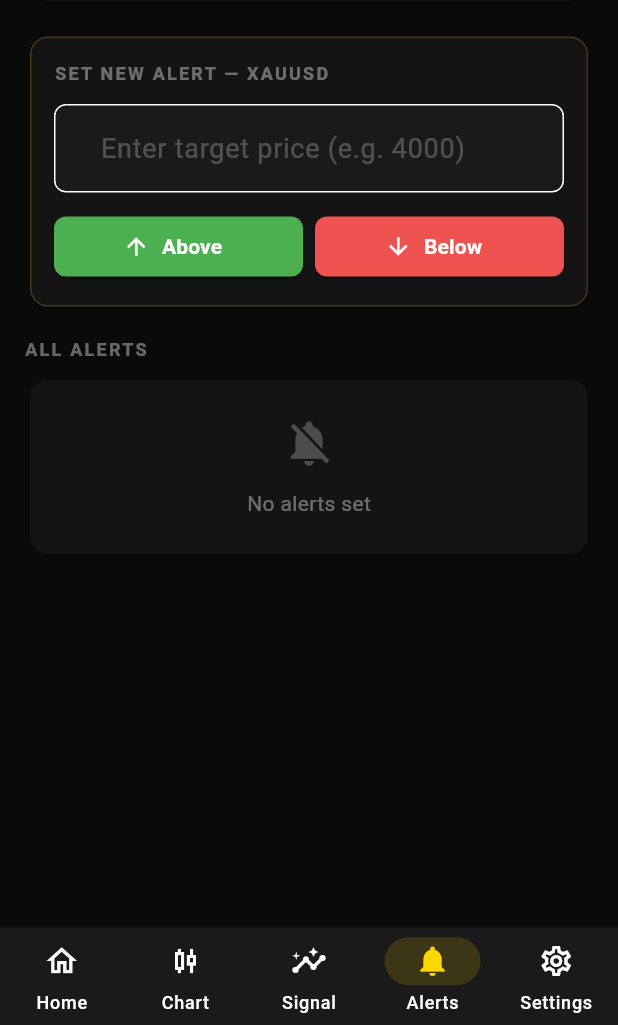
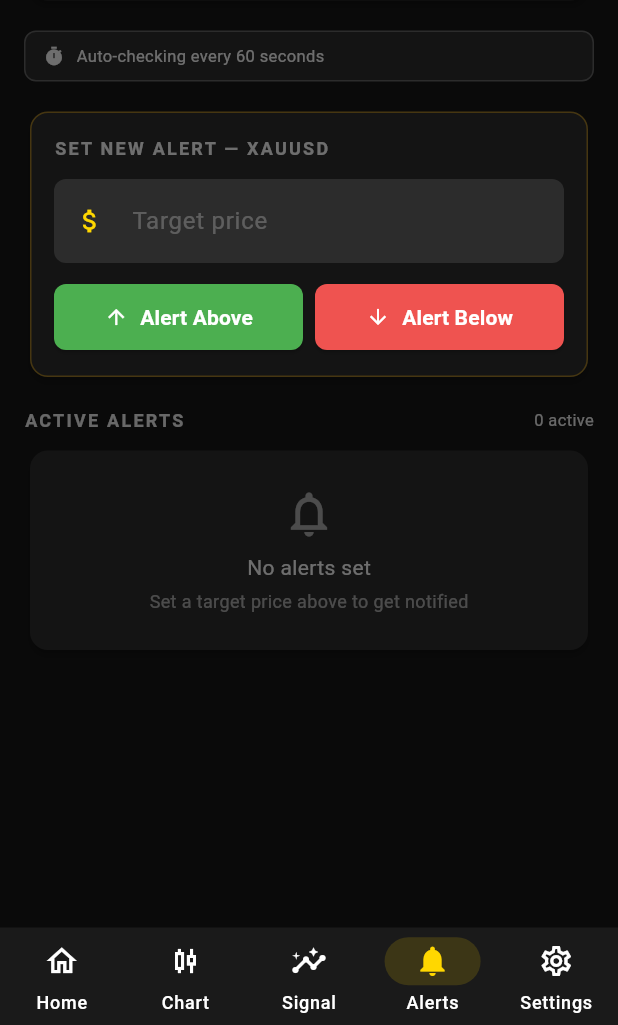
Before and after one commit to simplysitiai/gold-signal-ai, a Flutter app: the screen it shows after launch, item 4 of the bottom bar chosen, on a phone screen of 412 x 824 dp, the part 211-1236 px from its top. Run offline on Flutter 3.47's test engine with Material 3 defaults, Android fonts, the phone set to English and light mode, and no system bars; our stand-ins replace fl_chart, flutter_local_notifications, google_mobile_ads, shared_preferences; network calls fail.

Commit message:
fix: alerts auto-check every 60s + app resume trigger
- Added WidgetsBindingObserver to AlertsScreen
- Timer.periodic checks alerts every 60 seconds automatically
- didChangeAppLifecycleState re-checks on app resume from background
- _checkAlerts() now reloads list only once after all triggered alerts
- Added in-app SnackBar notification when alert fires
- Shows distance from target price on each alert tile
- Added 'auto-checking every 60s' indicator in UI
- Checks immediately when a new alert is added

```diff
--- a/lib/screens/alerts_screen.dart
+++ b/lib/screens/alerts_screen.dart
@@ -1,4 +1,6 @@
+import 'dart:async';
 import 'package:flutter/material.dart';
+import 'package:flutter/services.dart';
 import 'package:flutter_local_notifications/flutter_local_notifications.dart';
 
 import '../models/signal.dart';
@@ -12,7 +14,8 @@ import '../widgets/symbol_selector.dart';
 ///
 /// Users can set target prices and choose to be notified when the price
 /// crosses above or below that level. Alerts are stored locally via
-/// SharedPreferences and can be checked manually.
+/// SharedPreferences and checked automatically every 60 seconds while
+/// the screen is active, and also on app resume.
 class AlertsScreen extends StatefulWidget {
   final String activeSymbol;
   final void Function(String) onSymbolChanged;
@@ -27,7 +30,8 @@ class AlertsScreen extends StatefulWidget {
   State<AlertsScreen> createState() => _AlertsScreenState();
 }
 
-class _AlertsScreenState extends State<AlertsScreen> {
+class _AlertsScreenState extends State<AlertsScreen>
+    with WidgetsBindingObserver {
   final ApiService _api = ApiService();
   final StorageService _storage = StorageService();
 
@@ -37,6 +41,9 @@ class _AlertsScreenState extends State<AlertsScreen> {
   String _alertSound = AppConstants.alertSoundDefault;
   final _targetPriceController = TextEditingController();
 
+  // Auto-check timer — runs every 60 seconds while screen is visible
+  Timer? _checkTimer;
+
   // Notification plugin
   final FlutterLocalNotificationsPlugin _notifications =
       FlutterLocalNotificationsPlugin();
@@ -45,10 +52,29 @@ class _AlertsScreenState extends State<AlertsScreen> {
   void initState() {
     super.initState();
     _activeSymbol = widget.activeSymbol;
+    WidgetsBinding.instance.addObserver(this);
     _initNotifications();
     _loadAlerts();
     _loadAlertSound();
-    _fetchCurrentPrice();
+    _fetchCurrentPrice().then((_) => _checkAlerts());
+    _startAutoCheck();
+  }
+
+  /// Re-check alerts when the app comes back to foreground
+  @override
+  void didChangeAppLifecycleState(AppLifecycleState state) {
+    if (state == AppLifecycleState.resumed) {
+      _fetchCurrentPrice().then((_) => _checkAlerts());
+    }
+  }
+
+  void _startAutoCheck() {
+    _checkTimer?.cancel();
+    // Check every 60 seconds automatically
+    _checkTimer = Timer.periodic(const Duration(seconds: 60), (_) async {
+      await _fetchCurrentPrice();
+      _checkAlerts();
+    });
   }
 
   Future<void> _initNotifications() async {
@@ -77,14 +103,16 @@ class _AlertsScreenState extends State<AlertsScreen> {
 
   Future<void> _loadAlerts() async {
     final alerts = await _storage.getAlerts();
-    // Show alerts for the active symbol, plus all other symbols
     setState(() => _alerts = alerts);
   }
 
   Future<void> _fetchCurrentPrice() async {
     try {
       final data = await _api.getRealTimePrice(symbol: _activeSymbol);
-      setState(() => _currentPrice = double.parse(data['price'].toString()));
+      if (mounted) {
+        setState(
+            () => _currentPrice = double.parse(data['price'].toString()));
+      }
     } catch (_) {}
   }
 
@@ -126,6 +154,9 @@ class _AlertsScreenState extends State<AlertsScreen> {
         backgroundColor: AppTheme.green,
       ),
     );
+
+    // Immediately check if the new alert is already triggered
+    _checkAlerts();
   }
 
   Future<void> _deleteAlert(String id) async {
@@ -134,13 +165,12 @@ class _AlertsScreenState extends State<AlertsScreen> {
   }
 
   Future<void> _checkAlerts() async {
-    await _fetchCurrentPrice();
     if (_currentPrice == 0) return;
+
+    bool anyTriggered = false;
 
     for (final alert in _alerts) {
       if (!alert.isActive || alert.triggered) continue;
-      // Only check alerts for the active symbol
-      if (alert.symbol != _activeSymbol) continue;
 
       bool shouldTrigger = false;
       if (alert.isAbove && _currentPrice >= alert.targetPrice) {
@@ -153,9 +183,12 @@ class _AlertsScreenState extends State<AlertsScreen> {
       if (shouldTrigger) {
         await _showNotification(alert);
         await _storage.markAlertTriggered(alert.id);
-        _loadAlerts();
+        anyTriggered = true;
       }
     }
+
+    // Reload list once after all checks so UI reflects triggered state
+    if (anyTriggered) _loadAlerts();
   }
 
   Future<void> _showNotification(PriceAlert alert) async {
@@ -164,7 +197,6 @@ class _AlertsScreenState extends State<AlertsScreen> {
             orElse: () => AppConstants.availableSymbols.first)
         .display;
 
-    // Map sound name to raw resource
     String soundName = '';
     if (_alertSound == AppConstants.alertSoundBell) soundName = 'bell';
     else if (_alertSound == AppConstants.alertSoundCoin) soundName = 'coin';
@@ -177,7 +209,9 @@ class _AlertsScreenState extends State<AlertsScreen> {
       importance: Importance.high,
       priority: Priority.high,
       color: const Color(0xFFFFD700),
-      sound: soundName.isNotEmpty ? RawResourceAndroidNotificationSound(soundName) : null,
+      sound: soundName.isNotEmpty
+          ? RawResourceAndroidNotificationSound(soundName)
+          : null,
       playSound: true,
     );
     final details = NotificationDetails(android: androidDetails);
@@ -190,8 +224,21 @@ class _AlertsScreenState extends State<AlertsScreen> {
           '(current: \$${_currentPrice.toStringAsFixed(2)})',
       details,
     );
+
+    // Also show an in-app snackbar so user sees it immediately
+    if (mounted) {
+      ScaffoldMessenger.of(context).showSnackBar(
+        SnackBar(
+          content: Text(
+            '🔔 $displaySymbol ${alert.isAbove ? "↑ above" : "↓ below"} '
+            '\$${alert.targetPrice.toStringAsFixed(2)}',
+          ),
+          backgroundColor: AppTheme.gold,
+          duration: const Duration(seconds: 5),
+        ),
+      );
     }
-
+  }
 
   @override
   void didUpdateWidget(covariant AlertsScreen oldWidget) {
@@ -199,11 +246,14 @@ class _AlertsScreenState extends State<AlertsScreen> {
     if (oldWidget.activeSymbol != widget.activeSymbol) {
       setState(() => _activeSymbol = widget.activeSymbol);
       _loadAlerts();
-      _fetchCurrentPrice();
+      _fetchCurrentPrice().then((_) => _checkAlerts());
     }
   }
+
   @override
   void dispose() {
+    _checkTimer?.cancel();
+    WidgetsBinding.instance.removeObserver(this);
     _targetPriceController.dispose();
     super.dispose();
   }
@@ -222,14 +272,15 @@ class _AlertsScreenState extends State<AlertsScreen> {
         actions: [
           SymbolSelector(
               selectedSymbol: _activeSymbol,
-              compact: true, onSymbolChanged: _onSymbolChanged),
+              compact: true,
+              onSymbolChanged: _onSymbolChanged),
           IconButton(
             icon: const Icon(Icons.refresh, color: AppTheme.gold),
-            onPressed: () {
-              _fetchCurrentPrice();
+            onPressed: () async {
+              await _fetchCurrentPrice();
               _checkAlerts();
             },
-            tooltip: 'Check Alerts',
+            tooltip: 'Check Alerts Now',
           ),
         ],
       ),
@@ -239,8 +290,8 @@ class _AlertsScreenState extends State<AlertsScreen> {
           // Current price display
           Card(
             color: AppTheme.surface,
-              shape: RoundedRectangleBorder(
-                  borderRadius: BorderRadius.circular(12)),
+            shape:
+                RoundedRectangleBorder(borderRadius: BorderRadius.circular(12)),
             child: Padding(
               padding: const EdgeInsets.all(16),
               child: Row(
@@ -251,9 +302,13 @@ class _AlertsScreenState extends State<AlertsScreen> {
                     children: [
                       Text('$displaySymbol',
                           style: const TextStyle(
-                                color: AppTheme.gold, fontSize: 12, fontWeight: FontWeight.bold, letterSpacing: 1.2)),
+                              color: AppTheme.gold,
+                              fontSize: 12,
+                              fontWeight: FontWeight.bold,
+                              letterSpacing: 1.2)),
                       const Text('Current Price',
-                            style: TextStyle(color: Colors.white38, fontSize: 11)),
+                          style:
+                              TextStyle(color: Colors.white38, fontSize: 11)),
                     ],
                   ),
                   _currentPrice > 0
@@ -267,10 +322,32 @@ class _AlertsScreenState extends State<AlertsScreen> {
                       : const SizedBox(
                           height: 22,
                           width: 22,
-                          child: CircularProgressIndicator(color: AppTheme.gold, strokeWidth: 2),
+                          child: CircularProgressIndicator(
+                              color: AppTheme.gold, strokeWidth: 2),
                         ),
                 ],
               ),
+            ),
+          ),
+          const SizedBox(height: 16),
+
+          // Auto-check indicator
+          Container(
+            padding: const EdgeInsets.symmetric(horizontal: 12, vertical: 8),
+            decoration: BoxDecoration(
+              color: AppTheme.surface,
+              borderRadius: BorderRadius.circular(8),
+              border: Border.all(color: Colors.white10),
+            ),
+            child: Row(
+              children: const [
+                Icon(Icons.timer, color: Colors.white38, size: 14),
+                SizedBox(width: 8),
+                Text(
+                  'Auto-checking every 60 seconds',
+                  style: TextStyle(color: Colors.white38, fontSize: 11),
+                ),
+              ],
             ),
           ),
           const SizedBox(height: 16),
@@ -299,26 +376,27 @@ class _AlertsScreenState extends State<AlertsScreen> {
                   const SizedBox(height: 12),
                   TextField(
                     controller: _targetPriceController,
-                    keyboardType: TextInputType.number,
-                    style: const TextStyle(color: Colors.white, fontSize: 18),
+                    keyboardType:
+                        const TextInputType.numberWithOptions(decimal: true),
+                    inputFormatters: [
+                      FilteringTextInputFormatter.allow(
+                          RegExp(r'^\d*\.?\d*')),
+                    ],
+                    style:
+                        const TextStyle(color: Colors.white, fontSize: 16),
                     decoration: InputDecoration(
-                      hintText:
-                          'Enter target price (e.g. ${_currentPrice > 0 ? _currentPrice.toStringAsFixed(0) : "4000"})',
+                      hintText: _currentPrice > 0
+                          ? 'e.g. ${_formatPrice(_currentPrice)}'
+                          : 'Target price',
                       hintStyle: const TextStyle(color: Colors.white24),
-                      prefixText: '\$ ',
-                      prefixStyle:
-                          const TextStyle(color: AppTheme.gold, fontSize: 18),
                       filled: true,
-                      fillColor: AppTheme.blackLight,
+                      fillColor: Colors.white10,
                       border: OutlineInputBorder(
                         borderRadius: BorderRadius.circular(8),
-                        borderSide: BorderSide(
-                            color: AppTheme.goldDark.withOpacity(0.3)),
+                        borderSide: BorderSide.none,
                       ),
-                      focusedBorder: OutlineInputBorder(
-                        borderRadius: BorderRadius.circular(8),
-                        borderSide: const BorderSide(color: AppTheme.gold),
-                      ),
+                      prefixIcon: const Icon(Icons.attach_money,
+                          color: AppTheme.gold, size: 20),
                     ),
                   ),
                   const SizedBox(height: 12),
@@ -327,11 +405,12 @@ class _AlertsScreenState extends State<AlertsScreen> {
                       Expanded(
                         child: ElevatedButton.icon(
                           onPressed: () => _addAlert(isAbove: true),
-                          icon: const Icon(Icons.arrow_upward, size: 18),
-                          label: const Text('Above'),
+                          icon: const Icon(Icons.arrow_upward, size: 16),
+                          label: const Text('Alert Above'),
                           style: ElevatedButton.styleFrom(
                             backgroundColor: AppTheme.green,
                             foregroundColor: Colors.white,
+                            padding: const EdgeInsets.symmetric(vertical: 12),
                           ),
                         ),
                       ),
@@ -339,11 +418,12 @@ class _AlertsScreenState extends State<AlertsScreen> {
                       Expanded(
                         child: ElevatedButton.icon(
                           onPressed: () => _addAlert(isAbove: false),
-                          icon: const Icon(Icons.arrow_downward, size: 18),
-                          label: const Text('Below'),
+                          icon: const Icon(Icons.arrow_downward, size: 16),
+                          label: const Text('Alert Below'),
                           style: ElevatedButton.styleFrom(
                             backgroundColor: AppTheme.red,
                             foregroundColor: Colors.white,
+                            padding: const EdgeInsets.symmetric(vertical: 12),
                           ),
                         ),
                       ),
@@ -355,15 +435,25 @@ class _AlertsScreenState extends State<AlertsScreen> {
           ),
           const SizedBox(height: 16),
 
-          // Active alerts list
+          // Alerts list header
+          Row(
+            mainAxisAlignment: MainAxisAlignment.spaceBetween,
+            children: [
               const Text(
-            'ALL ALERTS',
+                'ACTIVE ALERTS',
                 style: TextStyle(
                   color: Colors.white38,
                   fontSize: 12,
                   fontWeight: FontWeight.bold,
                   letterSpacing: 1.5,
                 ),
+              ),
+              Text(
+                '${_alerts.where((a) => !a.triggered && a.isActive).length} active',
+                style:
+                    const TextStyle(color: Colors.white38, fontSize: 11),
+              ),
+            ],
           ),
           const SizedBox(height: 8),
 
@@ -374,96 +464,91 @@ class _AlertsScreenState extends State<AlertsScreen> {
                 padding: EdgeInsets.all(24),
                 child: Column(
                   children: [
-                    Icon(Icons.notifications_off,
+                    Icon(Icons.notifications_none,
                         color: Colors.white24, size: 36),
-                    SizedBox(height: 12),
+                    SizedBox(height: 8),
                     Text('No alerts set',
-                        style: TextStyle(color: Colors.white38, fontSize: 14)),
+                        style:
+                            TextStyle(color: Colors.white38, fontSize: 14)),
+                    SizedBox(height: 4),
+                    Text('Set a target price above to get notified',
+                        style:
+                            TextStyle(color: Colors.white24, fontSize: 12)),
                   ],
                 ),
               ),
             )
           else
-            ..._alerts.map((alert) => _buildAlertTile(alert)),
+            ..._alerts.map((alert) => _buildAlertTile(alert)).toList(),
         ],
       ),
     );
   }
 
   Widget _buildAlertTile(PriceAlert alert) {
+    final inst = AppConstants.availableSymbols.firstWhere(
+      (i) => i.symbol == alert.symbol,
+      orElse: () => AppConstants.availableSymbols.first,
+    );
     final color = alert.isAbove ? AppTheme.green : AppTheme.red;
-    final direction = alert.isAbove ? 'Above' : 'Below';
+    final diff = _currentPrice > 0
+        ? (_currentPrice - alert.targetPrice).abs()
+        : null;
 
-    final displaySymbol = AppConstants.availableSymbols
-        .firstWhere((i) => i.symbol == alert.symbol,
-            orElse: () => AppConstants.availableSymbols.first)
-        .display;
-
-    return Dismissible(
-      key: Key(alert.id),
-      direction: DismissDirection.endToStart,
-      onDismissed: (_) => _deleteAlert(alert.id),
-      background: Container(
-        alignment: Alignment.centerRight,
-        padding: const EdgeInsets.only(right: 20),
-        color: AppTheme.red,
-        child: const Icon(Icons.delete, color: Colors.white),
-      ),
-      child: Card(
+    return Card(
       color: AppTheme.surface,
       margin: const EdgeInsets.only(bottom: 8),
-        shape: RoundedRectangleBorder(borderRadius: BorderRadius.circular(8)),
+      shape: RoundedRectangleBorder(
+        borderRadius: BorderRadius.circular(12),
+        side: BorderSide(
+          color: alert.triggered
+              ? Colors.white10
+              : color.withOpacity(0.3),
+        ),
+      ),
       child: ListTile(
         leading: Icon(
           alert.triggered ? Icons.check_circle : Icons.notifications_active,
           color: alert.triggered ? Colors.white24 : color,
         ),
-          title: Row(
-            children: [
-              Text(
-                displaySymbol,
-                style: const TextStyle(
-                  color: Colors.white,
+        title: Text(
+          '${inst.display} ${alert.isAbove ? "↑ Above" : "↓ Below"} '
+          '\$${alert.targetPrice.toStringAsFixed(inst.decimals)}',
+          style: TextStyle(
+            color: alert.triggered ? Colors.white38 : Colors.white,
             fontSize: 14,
-                  fontWeight: FontWeight.bold,
           ),
         ),
-              const SizedBox(width: 8),
-              Container(
-                padding:
-                    const EdgeInsets.symmetric(horizontal: 6, vertical: 2),
-                decoration: BoxDecoration(
-                  color: color.withOpacity(0.15),
-                  borderRadius: BorderRadius.circular(4),
-                ),
-                child: Text(
-                  direction,
-                  style: TextStyle(
-                    color: color,
-                    fontSize: 11,
-                    fontWeight: FontWeight.bold,
-                  ),
-                ),
-              ),
-            ],
-          ),
         subtitle: Text(
-            '\$${alert.targetPrice.toStringAsFixed(2)}'
-            '${alert.triggered ? " — Triggered" : ""}',
+          alert.triggered
+              ? 'Triggered ✓'
+              : diff != null
+                  ? '\$${diff.toStringAsFixed(inst.decimals)} away from target'
+                  : 'Set ${_timeAgo(alert.createdAt)}',
           style: TextStyle(
             color: alert.triggered ? Colors.white24 : Colors.white54,
-              fontSize: 13,
+            fontSize: 11,
           ),
         ),
         trailing: alert.triggered
-              ? const Icon(Icons.check, color: Colors.white24, size: 20)
+            ? IconButton(
+                icon:
+                    const Icon(Icons.delete_outline, color: Colors.white24),
+                onPressed: () => _deleteAlert(alert.id),
+              )
             : IconButton(
-                  icon: const Icon(Icons.delete_outline,
-                      color: Colors.white38, size: 20),
+                icon: const Icon(Icons.close, color: Colors.white38),
                 onPressed: () => _deleteAlert(alert.id),
-                ),
               ),
       ),
     );
   }
+
+  String _timeAgo(DateTime dt) {
+    final diff = DateTime.now().difference(dt);
+    if (diff.inMinutes < 1) return 'just now';
+    if (diff.inMinutes < 60) return '${diff.inMinutes}m ago';
+    if (diff.inHours < 24) return '${diff.inHours}h ago';
+    return '${diff.inDays}d ago';
   }
+}
```
Lines whose indentation alone changed are shown as unchanged.
